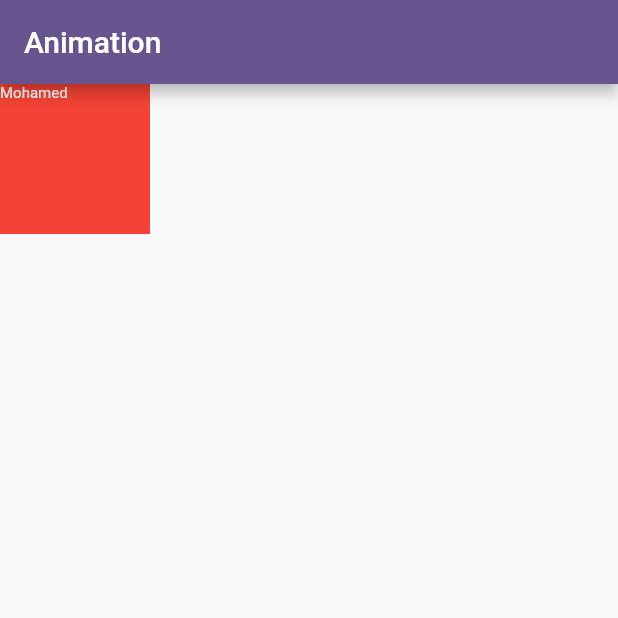
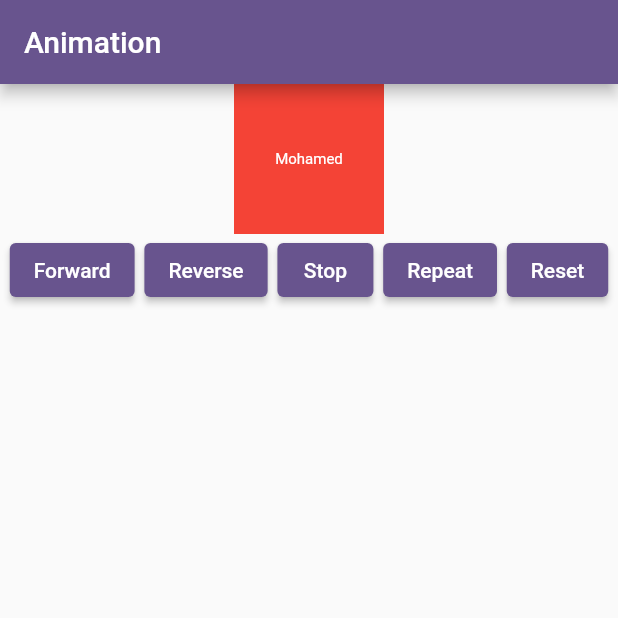
Before and after one commit to mohamdelbehairy/animation_flutter, a Flutter app: the screen it shows after launch, on a phone screen of 412 x 824 dp, the top half of it. Run offline on Flutter 3.47's test engine with Material 3 defaults, Android fonts, the phone set to English and light mode, and no system bars.

Commit message:
Explicit Animations part 2

```diff
--- a/lib/main.dart
+++ b/lib/main.dart
@@ -44,24 +44,54 @@ class _HomeViewState extends State<HomeView>
   Widget build(BuildContext context) {
     return Scaffold(
       appBar: AppBar(title: const Text('Animation')),
-      body: InkWell(
-        onTap: () {
-          _animationController.forward(); // play animation
-        },
-        child: AnimatedBuilder(
+      body: Column(
+        children: [
+          AnimatedBuilder(
               animation: _animationController,
+              child: Text("Mohamed",
+                  style: TextStyle(
+                    color: Colors.white,
+                    fontSize: _animationController.value / 10, // 10 => 30
+                  )),
               builder: (context, child) {
                 return Container(
                   height: _animationController.value, // 100 => 300
                   width: _animationController.value, // 100 => 300
                   color: Colors.red,
-                child: Text("Mohamed",
-                    style: TextStyle(
-                      color: Colors.white,
-                      fontSize: _animationController.value / 10, // 10 => 30
-                    )),
+                  child: Center(child: child),
                 );
               }),
+          Row(
+            mainAxisAlignment: MainAxisAlignment.spaceEvenly,
+            children: [
+              ElevatedButton(
+                  onPressed: () {
+                    _animationController.forward();
+                  },
+                  child: const Text("Forward")),
+              ElevatedButton(
+                  onPressed: () {
+                    _animationController.reverse();
+                  },
+                  child: const Text("Reverse")),
+              ElevatedButton(
+                  onPressed: () {
+                    _animationController.stop();
+                  },
+                  child: const Text("Stop")),
+              ElevatedButton(
+                  onPressed: () {
+                    _animationController.repeat();
+                  },
+                  child: const Text("Repeat")),
+              ElevatedButton(
+                  onPressed: () {
+                    _animationController.reset();
+                  },
+                  child: const Text("Reset")),
+            ],
+          )
+        ],
       ),
     );
   }
```
Lines whose indentation alone changed are shown as unchanged.
